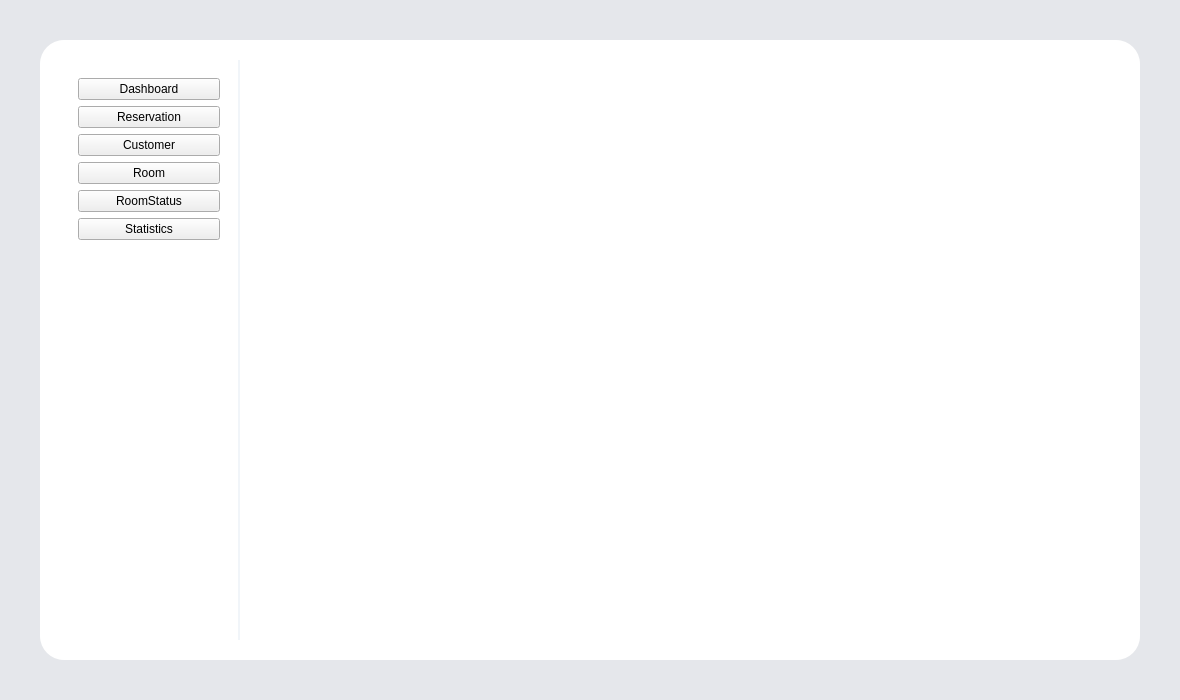
Before: the Qt Designer form src/views/mainwindow.ui in nguyenvuducduy97andrew-ai/OOP_HotelBookingManagementSystem, drawn with Qt 5.
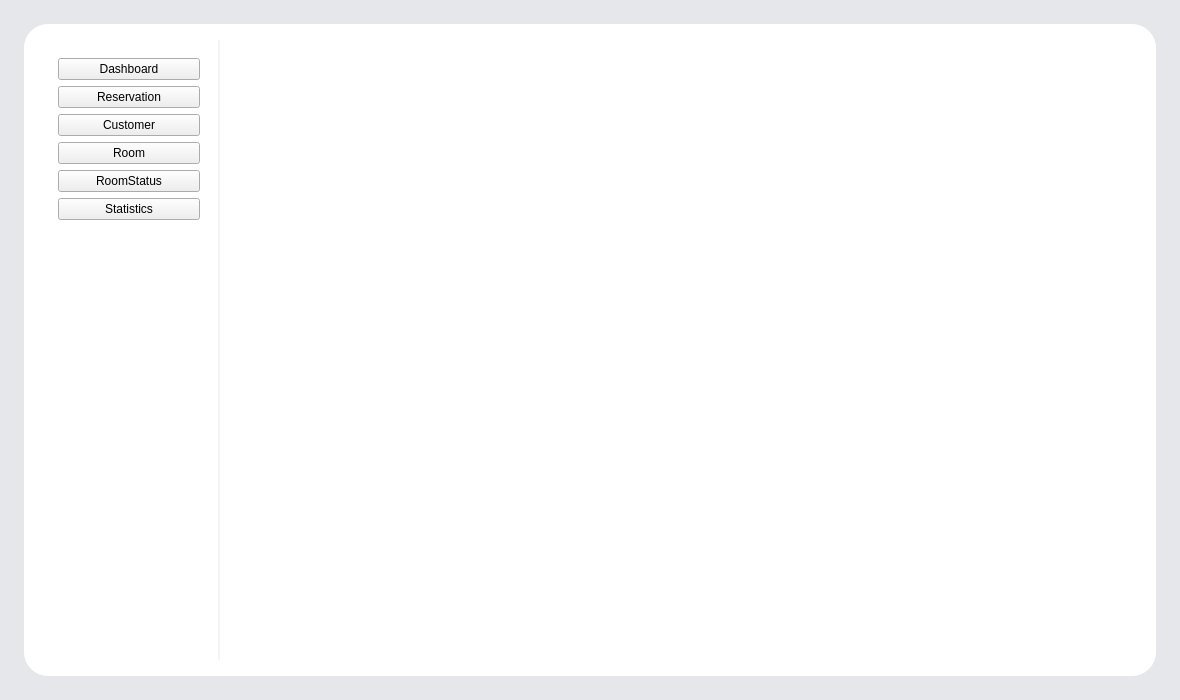
After: the same form once the commit is applied.

```diff
--- a/src/views/mainwindow.ui
+++ b/src/views/mainwindow.ui
@@ -127,16 +127,16 @@
   <widget class="QWidget" name="centralwidget">
    <layout class="QGridLayout" name="gridLayout">
     <property name="leftMargin">
-     <number>40</number>
+     <number>24</number>
     </property>
     <property name="topMargin">
-     <number>40</number>
+     <number>24</number>
     </property>
     <property name="rightMargin">
-     <number>40</number>
+     <number>24</number>
     </property>
     <property name="bottomMargin">
-     <number>40</number>
+     <number>24</number>
     </property>
     <item row="0" column="0">
      <widget class="QFrame" name="mainAppContainer">
@@ -151,16 +151,16 @@
         <number>0</number>
        </property>
        <property name="leftMargin">
-        <number>20</number>
+        <number>16</number>
        </property>
        <property name="topMargin">
-        <number>20</number>
+        <number>16</number>
        </property>
        <property name="rightMargin">
-        <number>20</number>
+        <number>16</number>
        </property>
        <property name="bottomMargin">
-        <number>20</number>
+        <number>16</number>
        </property>
        <item>
         <widget class="QFrame" name="sidebarFrame">
```
